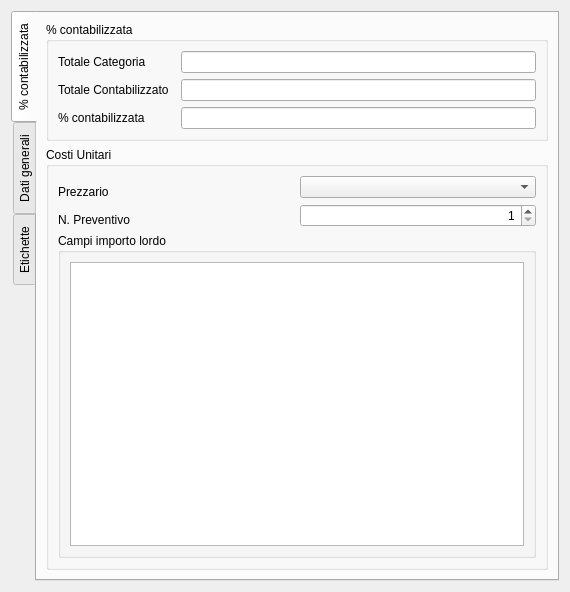
Old version of the form qcostgui/accountinglsbilldatagui.ui in the repository mickele77/qcost.
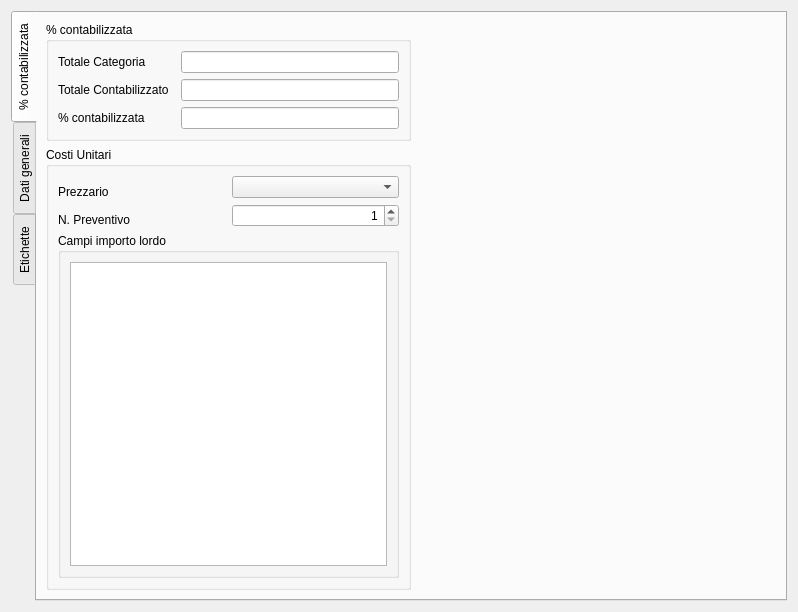
New version of the form.

Commit message: Piccole modifiche nell'interfaccia

```diff
--- a/qcostgui/accountinglsbilldatagui.ui
+++ b/qcostgui/accountinglsbilldatagui.ui
@@ -6,8 +6,8 @@
    <rect>
     <x>0</x>
     <y>0</y>
-    <width>570</width>
-    <height>592</height>
+    <width>798</width>
+    <height>612</height>
    </rect>
   </property>
   <property name="windowTitle">
@@ -144,6 +144,19 @@
          </layout>
         </widget>
        </item>
+       <item row="0" column="1">
+        <spacer name="horizontalSpacer">
+         <property name="orientation">
+          <enum>Qt::Horizontal</enum>
+         </property>
+         <property name="sizeHint" stdset="0">
+          <size>
+           <width>40</width>
+           <height>20</height>
+          </size>
+         </property>
+        </spacer>
+       </item>
       </layout>
      </widget>
      <widget class="QWidget" name="generalDataTab">
```
Left out of the diff: 13 changed lines with no effect on the pictures. The commit also changes 6 other files.
